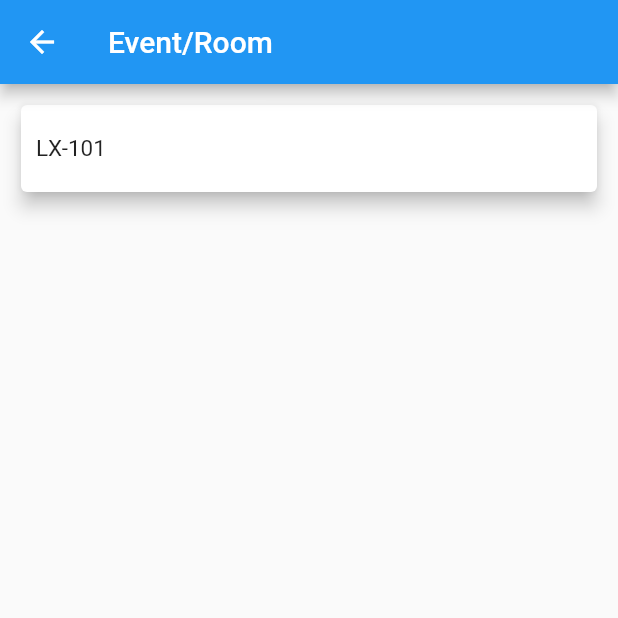
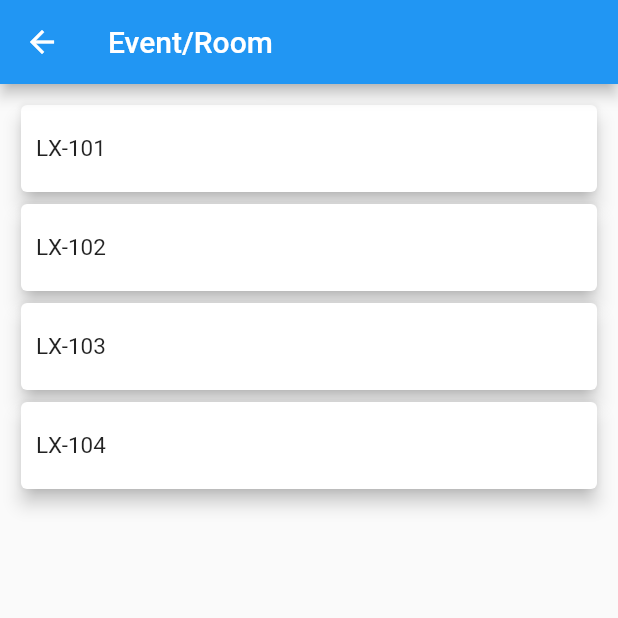
Before and after one commit to CS-DSI-project/lx-nav, a Flutter app: the Room screen opened directly, on a phone screen of 412 x 824 dp, the top half of it. Run offline on Flutter 3.47's test engine with Material 2 defaults, Android fonts, the phone set to English and light mode, and no system bars; our stand-ins replace splashscreen; network calls fail.

Commit message:
[UPDATE] roomPage

```diff
--- a/lib/screens/roomPage.dart
+++ b/lib/screens/roomPage.dart
@@ -21,6 +21,36 @@ class Room extends StatelessWidget {
                   ),
                 ),
               ),
+              Card(
+                elevation: 5,
+                child: Padding(
+                  padding: const EdgeInsets.symmetric(vertical: 20, horizontal: 10),
+                  child: Text(
+                    'LX-102',
+                    style: TextStyle(fontSize: 15),
+                  ),
+                ),
+              ),
+              Card(
+                elevation: 5,
+                child: Padding(
+                  padding: const EdgeInsets.symmetric(vertical: 20, horizontal: 10),
+                  child: Text(
+                    'LX-103',
+                    style: TextStyle(fontSize: 15),
+                  ),
+                ),
+              ),
+              Card(
+                elevation: 5,
+                child: Padding(
+                  padding: const EdgeInsets.symmetric(vertical: 20, horizontal: 10),
+                  child: Text(
+                    'LX-104',
+                    style: TextStyle(fontSize: 15),
+                  ),
+                ),
+              ),
             ],
           )
         )
```
